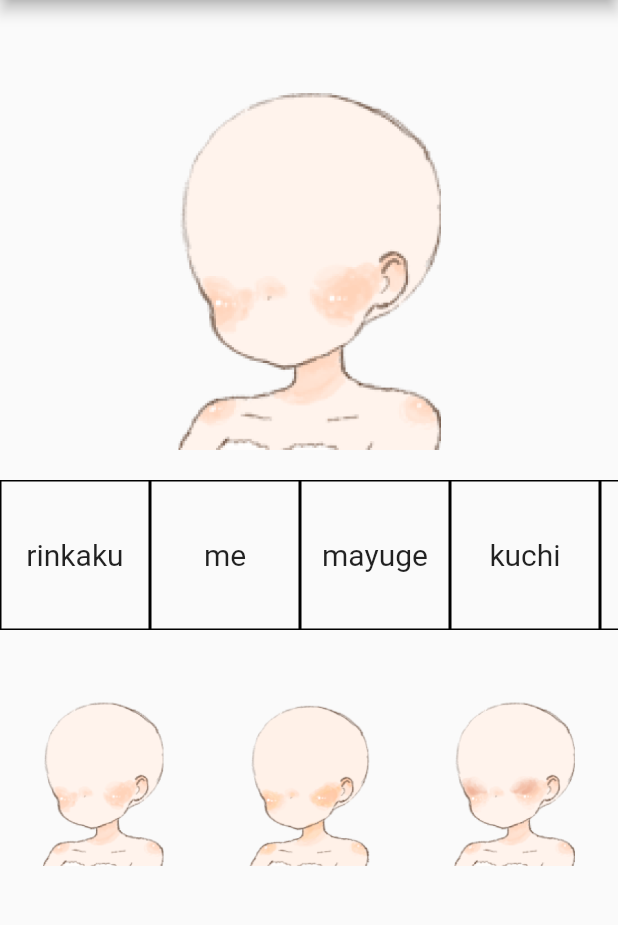
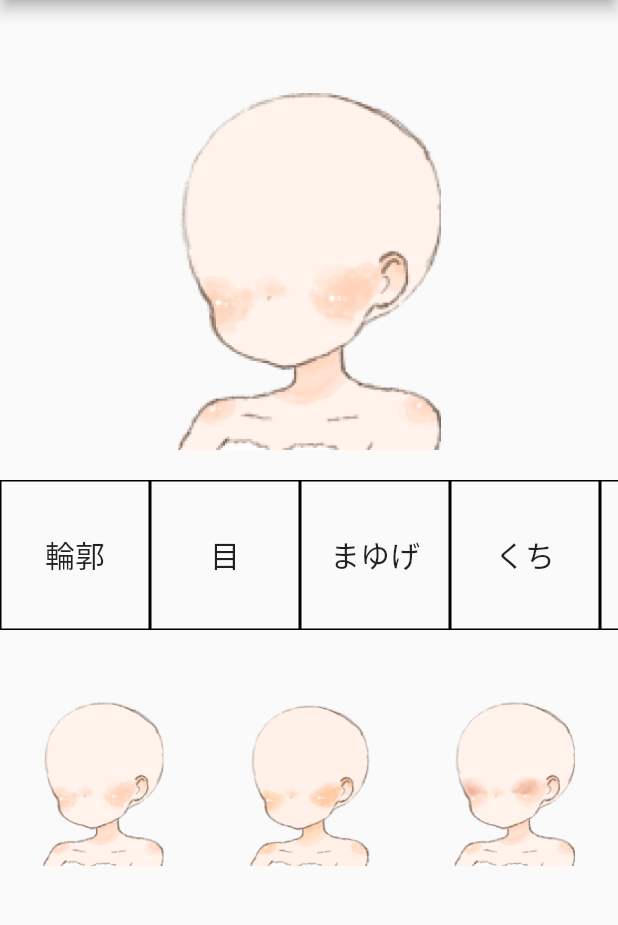
Before and after one commit to HiroMinase/test_momochys_girl, a Flutter app: the screen it shows after launch, on a phone screen of 412 x 824 dp, the part 84-1009 px from its top. Run offline on Flutter 3.47's test engine with Material 2 defaults, Android fonts, the phone set to English and light mode, and no system bars.

Commit message:
日本語表示用メソッドを作成

```diff
--- a/lib/main.dart
+++ b/lib/main.dart
@@ -87,13 +87,35 @@ class _MyHomePageState extends State<MyHomePage> {
 
   void _selectPart(Part part) {
     setState(() {
-      // カテゴリーごとに1つしか選択させないので未選択状態に
+      // カテゴリーごとに1つしか選択させないのですべて未選択状態に
       // パーツ数が増えた時に forループだとつらいので要改善
       for (int i = 0; i < _selectableParts!.length; i++) {
         _selectableParts![i].isSelected = false;
       }
       part.isSelected = true;
     });
+  }
+
+  CategorytoJapanese(String category) {
+    switch(category) {
+      case 'rinkaku':
+        return "輪郭";
+      case 'me':
+        return "目";
+      case 'mayuge':
+        return "まゆげ";
+      case 'kuchi':
+        return "くち";
+      case 'kami':
+        return "髪型";
+      case 'maegami':
+        return "前髪";
+      case 'huku':
+        return "服装";
+      default:
+        print('$category は定義されていないカテゴリーです');
+        break;
+    };
   }
 
   @override
@@ -150,7 +172,7 @@ class _MyHomePageState extends State<MyHomePage> {
                       height: 100,
                       child: Center(
                         child: Text(
-                          _categoryList![i],
+                          CategorytoJapanese(_categoryList![i]),
                           style: const TextStyle(
                             fontSize: 20
                           ),
```
